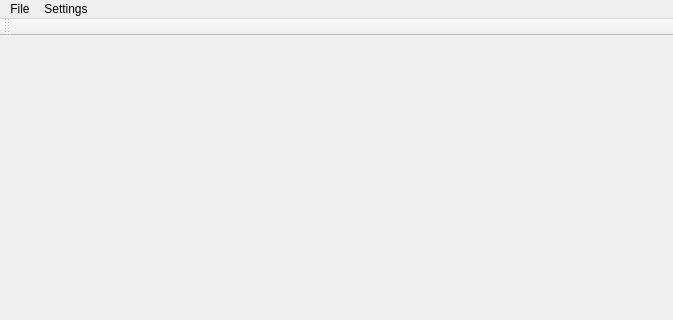
Above: mainwindow.ui from mapleelpam/pttreader before the change; both pictures show x 0 to 673 and y 0 to 320 of the 673 by 492 pixel window. Below: the same form after it.
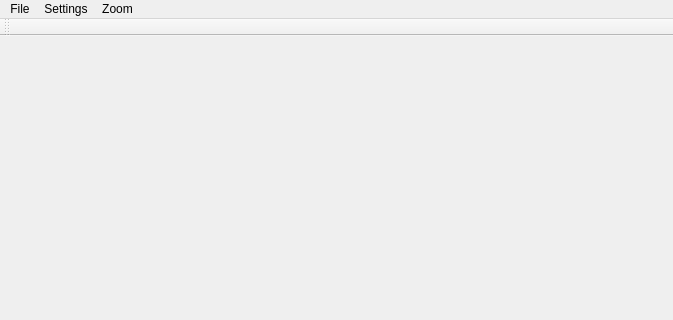
That is the form after the change.

Commit message: support zoom in/out

Patch:
```diff
--- a/mainwindow.ui
+++ b/mainwindow.ui
@@ -51,8 +51,16 @@
     </property>
     <addaction name="actionFont"/>
    </widget>
+   <widget class="QMenu" name="menuZoom">
+    <property name="title">
+     <string>Zoom</string>
+    </property>
+    <addaction name="actionZoomIn"/>
+    <addaction name="actionZoomOut"/>
+   </widget>
    <addaction name="menuFile"/>
    <addaction name="menuSettings"/>
+   <addaction name="menuZoom"/>
   </widget>
   <widget class="QToolBar" name="mainToolBar">
    <attribute name="toolBarArea">
```
Left out of the diff: 16 changed lines with no effect on the pictures. The commit also changes 4 other files.
